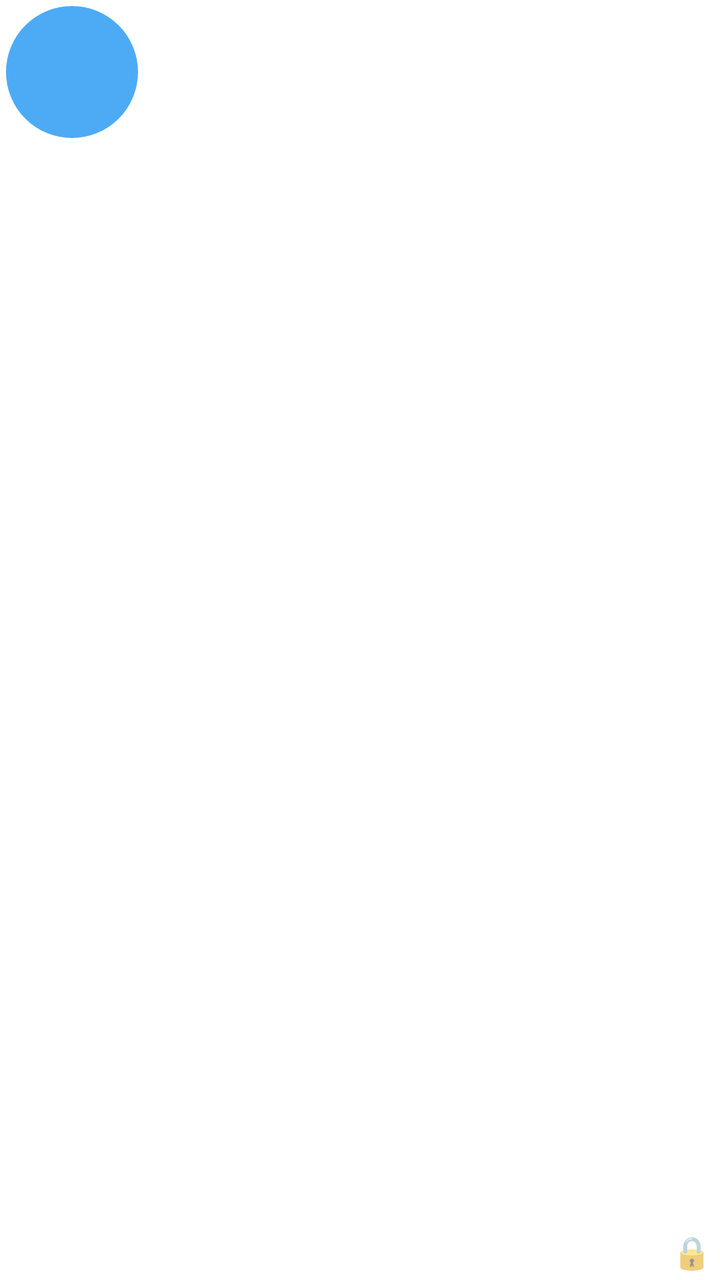
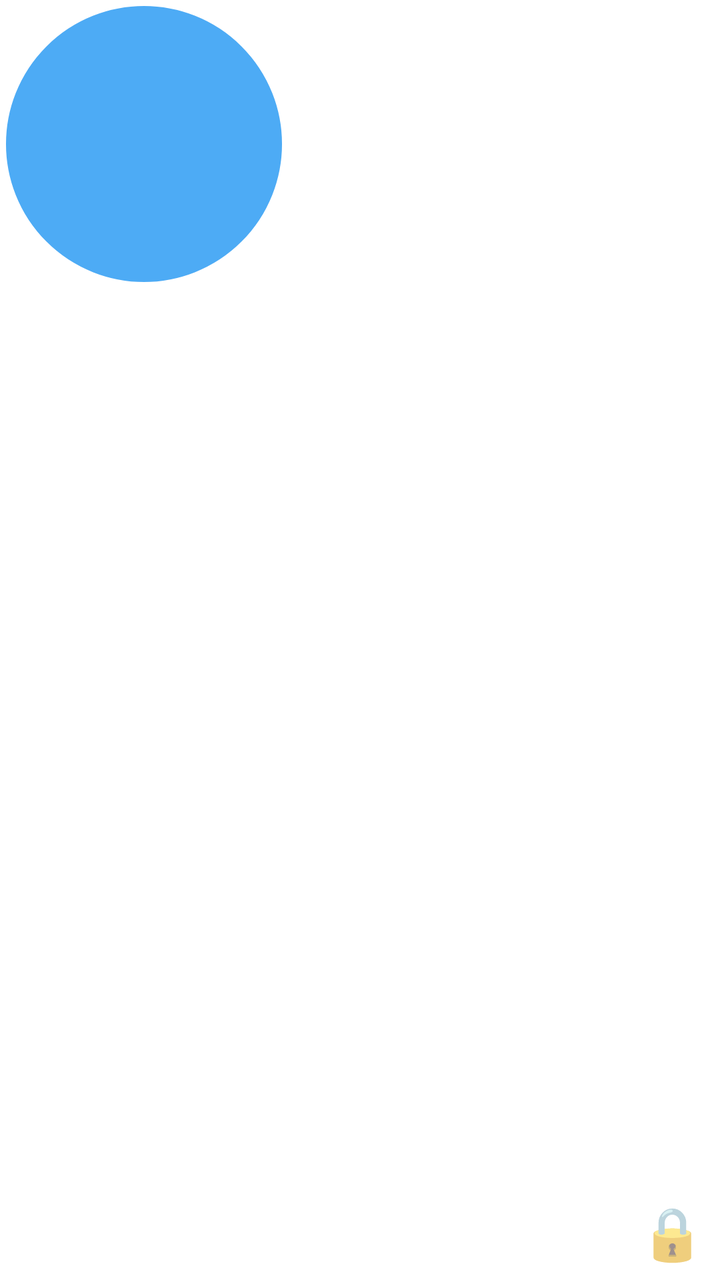

The first picture is an Android layout as it rendered before a commit; the second is the same layout after the commit. The layout source and the unified diff follow.
<!-- AndroidManifest.xml: application theme Theme.AutoClicker -->
<!-- res/layout/overlay_trigger.xml -->
<?xml version="1.0" encoding="utf-8"?>
<FrameLayout xmlns:android="http://schemas.android.com/apk/res/android"
    android:layout_width="72dp"
    android:layout_height="72dp">

    <View
        android:id="@+id/triggerCircle"
        android:layout_width="72dp"
        android:layout_height="72dp"
        android:background="@drawable/circle_button" />

    <TextView
        android:id="@+id/lockToggle"
        android:layout_width="28dp"
        android:layout_height="28dp"
        android:layout_gravity="bottom|end"
        android:gravity="center"
        android:text="🔒"
        android:textSize="16sp" />

</FrameLayout>
<!-- resources referenced by this layout -->
<resources>
  <!-- drawable circle_button (drawable) -->
  <shape xmlns:android="http://schemas.android.com/apk/res/android"
      android:shape="oval">
      <solid android:color="#CC2196F3" />
      <stroke android:width="3dp" android:color="#FFFFFF" />
  </shape>
  <style name="Theme.AutoClicker" parent="Theme.MaterialComponents.DayNight.NoActionBar" />
</resources>

<!-- the commit's change to res/layout/overlay_trigger.xml (unified diff, before → after) -->
@@ -1,21 +1,21 @@
 <?xml version="1.0" encoding="utf-8"?>
 <FrameLayout xmlns:android="http://schemas.android.com/apk/res/android"
-    android:layout_width="72dp"
-    android:layout_height="72dp">
+    android:layout_width="144dp"
+    android:layout_height="144dp">
 
     <View
         android:id="@+id/triggerCircle"
-        android:layout_width="72dp"
-        android:layout_height="72dp"
+        android:layout_width="144dp"
+        android:layout_height="144dp"
         android:background="@drawable/circle_button" />
 
     <TextView
         android:id="@+id/lockToggle"
-        android:layout_width="28dp"
-        android:layout_height="28dp"
+        android:layout_width="48dp"
+        android:layout_height="48dp"
         android:layout_gravity="bottom|end"
         android:gravity="center"
         android:text="🔒"
-        android:textSize="16sp" />
+        android:textSize="26sp" />
 
 </FrameLayout>
